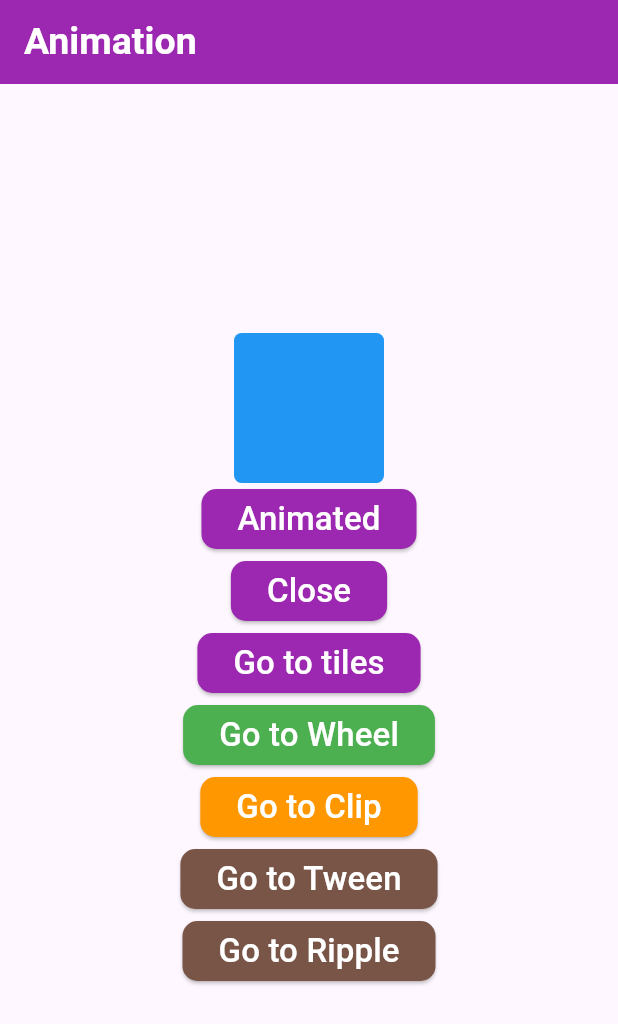
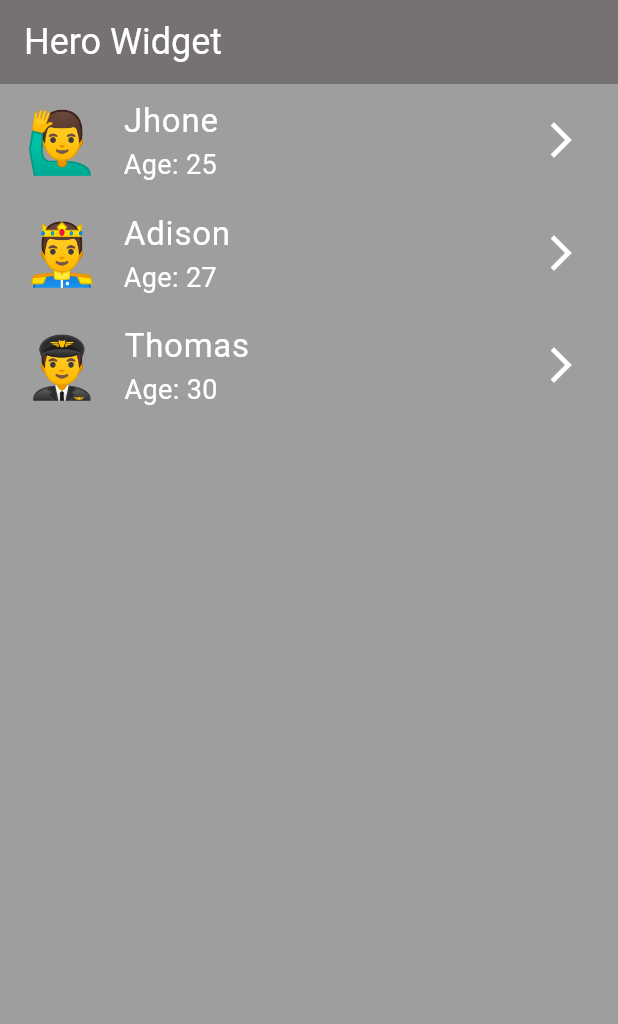
Before and after one commit to Cold-Thunder/flutter-animation, a Flutter app: the screen it shows after launch, on a phone screen of 412 x 824 dp. Shown: the top 1024 px of the screen. Run offline on Flutter 3.47's test engine with Material 3 defaults, Android fonts, the phone set to English and light mode, and no system bars; missing offline and left inert: dart:ffi.

Commit message:
new animation class started

```diff
--- /dev/null
+++ b/lib/advance_anim/hero_widget.dart
@@ -0,0 +1,111 @@
+import 'package:flutter/material.dart';
+import 'package:flutter_animation/advance_anim/details_page.dart';
+
+class UserDetails{
+  late String name;
+  late int age;
+  late String emoji;
+
+  UserDetails({
+    required this.name,
+    required this.age,
+    required this.emoji
+});
+}
+
+List users = [
+  UserDetails(name: 'Jhone', age: 25, emoji: '🙋‍♂️'),
+  UserDetails(name: 'Adison', age: 27, emoji: '🤴'),
+  UserDetails(name: 'Thomas', age: 30, emoji: '👨‍✈️️')
+];
+
+class HeroWidget extends StatefulWidget{
+  @override
+  State<HeroWidget> createState()=> _StateHeroWidget();
+}
+
+class _StateHeroWidget extends State<HeroWidget>{
+    @override
+    Widget build(BuildContext context){
+      final width = MediaQuery.of(context).size.width;
+      final height = MediaQuery.of(context).size.height;
+
+      return Scaffold(
+        appBar: AppBar(
+          title: const Text('Hero Widget', style: TextStyle(
+            fontSize: 24,
+            color: Colors.white
+          )),
+          backgroundColor: Colors.black54,
+        ),
+        body: SafeArea(
+          child: Container(
+            height: height,
+            width: width,
+            color: Colors.grey,
+            child: ListView.builder(
+              itemCount: users.length,
+              itemBuilder: (context, index){
+                return ListTile(
+                  onTap: (){
+                    Navigator.push(context,
+                      MaterialPageRoute(builder: (context)=>DetailsPage(usersDetails: users[index]))
+                    );
+                  },
+                  shape: RoundedRectangleBorder(
+                    borderRadius: BorderRadius.circular(10)
+                  ),
+                  leading:
+                  Hero(
+                    tag: users[index].name,
+                    flightShuttleBuilder: (
+                        flightContext,
+                        animation,
+                        flightDirection,
+                        fromHeroContext,
+                        toHeroContext
+                        ){
+                        switch(flightDirection){
+                          case HeroFlightDirection.pop:
+                            return Material(
+                              color: Colors.transparent,
+                               child: ScaleTransition(
+                                   scale: animation.drive(
+                                       Tween<double>(begin: 3, end: 1)
+                                   ),
+                                child: fromHeroContext.widget
+                               )
+                            );
+                          case HeroFlightDirection.push:
+                            return Material(
+                              color: Colors.transparent,
+                               child: ScaleTransition(
+                                 scale: animation.drive(
+                                   Tween<double>(begin: 3, end: 1)
+                                 ),
+                                 child: toHeroContext.widget
+                               )
+                            );
+                        };
+
+                    },
+                  child:Text('${users[index].emoji}', style: const TextStyle(
+                    fontSize: 40
+                  ))),
+                  title: Text('${users[index].name}', style: const TextStyle(
+                    fontSize: 22,
+                    color: Colors.white
+                  )),
+                  subtitle: Text('Age: ${users[index].age}', style: const TextStyle(
+                    fontSize: 18,
+                    color: Colors.white
+                  )),
+                  trailing: const Icon(Icons.arrow_forward_ios, size: 28, color: Colors.white),
+                );
+              }
+            )
+          )
+        )
+      );
+    }
+}
--- a/lib/main.dart
+++ b/lib/main.dart
@@ -1,7 +1,16 @@
 import 'package:flutter/material.dart';
-import 'package:flutter_animation/activities/MyHomePage.dart';
+import 'package:flutter/services.dart';
+import 'package:flutter_animation/activities/clippath_pac.dart';
+import 'package:flutter_animation/advance_anim/class1.dart';
+import 'package:flutter_animation/advance_anim/class2.dart';
+import 'package:flutter_animation/advance_anim/hero_widget.dart';
 
 void main() {
+  SystemChrome.setSystemUIOverlayStyle(
+    const SystemUiOverlayStyle(
+      statusBarIconBrightness: Brightness.light
+    )
+  );
   runApp(const MyApp());
 }
 
@@ -18,7 +27,7 @@ class MyApp extends StatelessWidget {
         colorScheme: ColorScheme.fromSeed(seedColor: Colors.deepPurple),
         useMaterial3: true,
       ),
-      home: Myhomepage()
+      home: HeroWidget()
     );
   }
 }
```
Also changed, not shown: lib/activities/clippath_pac.dart (added, +62 -0 lines), lib/activities/creativeAnim.dart (added, +101 -0 lines), lib/activities/customAmin.dart (added, +66 -0 lines), lib/advance_anim/class1.dart (added, +78 -0 lines), lib/advance_anim/class2.dart (added, +125 -0 lines), lib/advance_anim/details_page.dart (added, +53 -0 lines), pubspec.lock.
